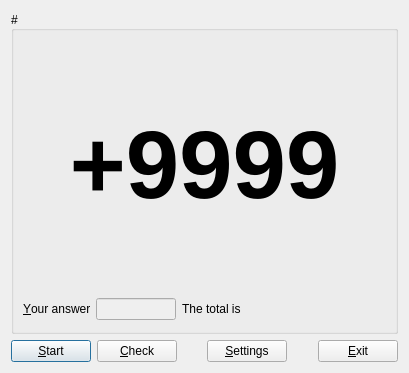
Above: main.ui from solsticedhiver/mental_calculation before the change. Below: the same form after it.
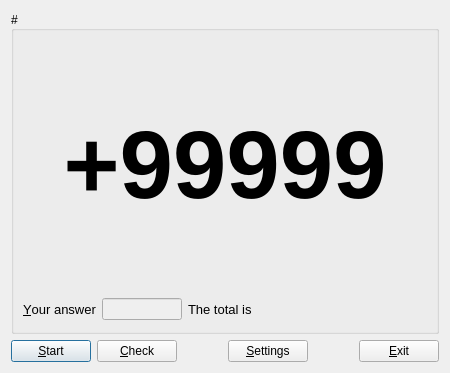
That is the form after the change. Icons and pictures are not drawn.

```diff
--- a/main.ui
+++ b/main.ui
@@ -6,7 +6,7 @@
    <rect>
     <x>0</x>
     <y>0</y>
-    <width>409</width>
+    <width>450</width>
     <height>373</height>
    </rect>
   </property>
@@ -61,7 +61,7 @@
            </font>
           </property>
           <property name="text">
-           <string>+9999</string>
+           <string>+99999</string>
           </property>
           <property name="alignment">
            <set>Qt::AlignCenter</set>
@@ -70,6 +70,11 @@
         </item>
         <item row="1" column="0">
          <widget class="QLabel" name="l_answer">
+          <property name="font">
+           <font>
+            <pointsize>10</pointsize>
+           </font>
+          </property>
           <property name="text">
            <string>&amp;Your answer</string>
           </property>
@@ -122,6 +127,11 @@
         </item>
         <item row="1" column="2">
          <widget class="QLabel" name="l_total">
+          <property name="font">
+           <font>
+            <pointsize>10</pointsize>
+           </font>
+          </property>
           <property name="text">
            <string>The total is </string>
           </property>
```
